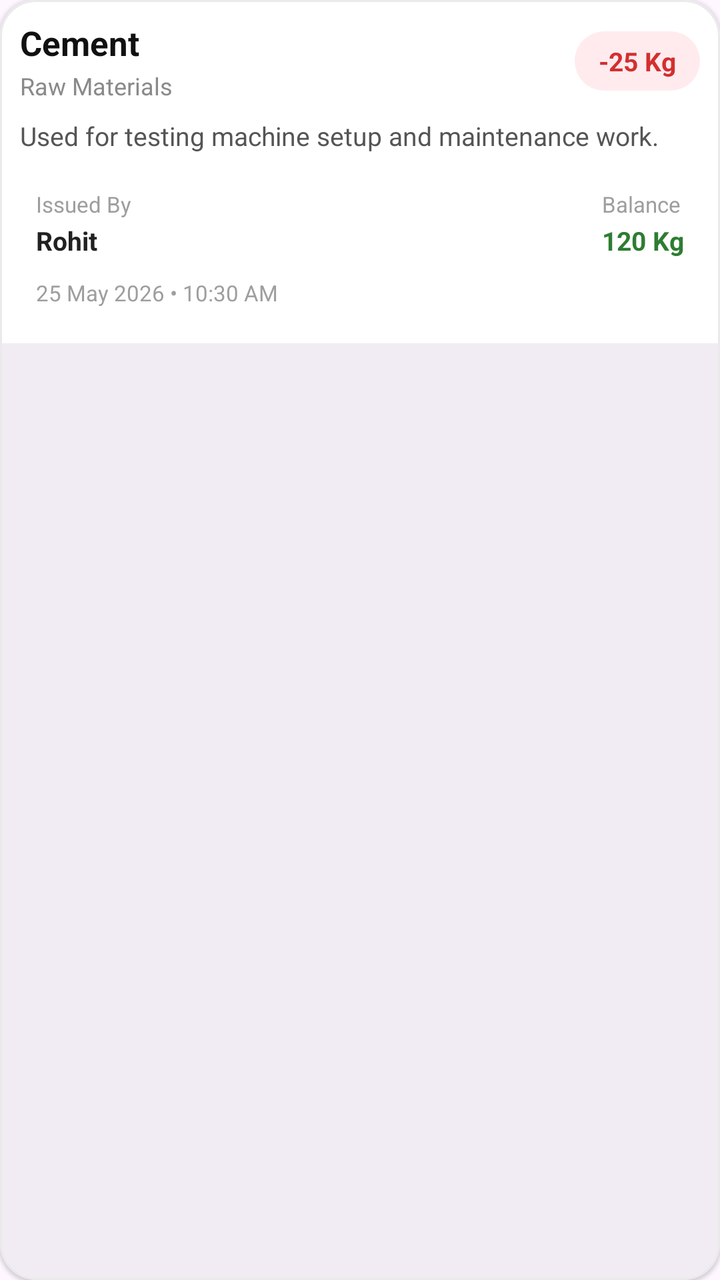
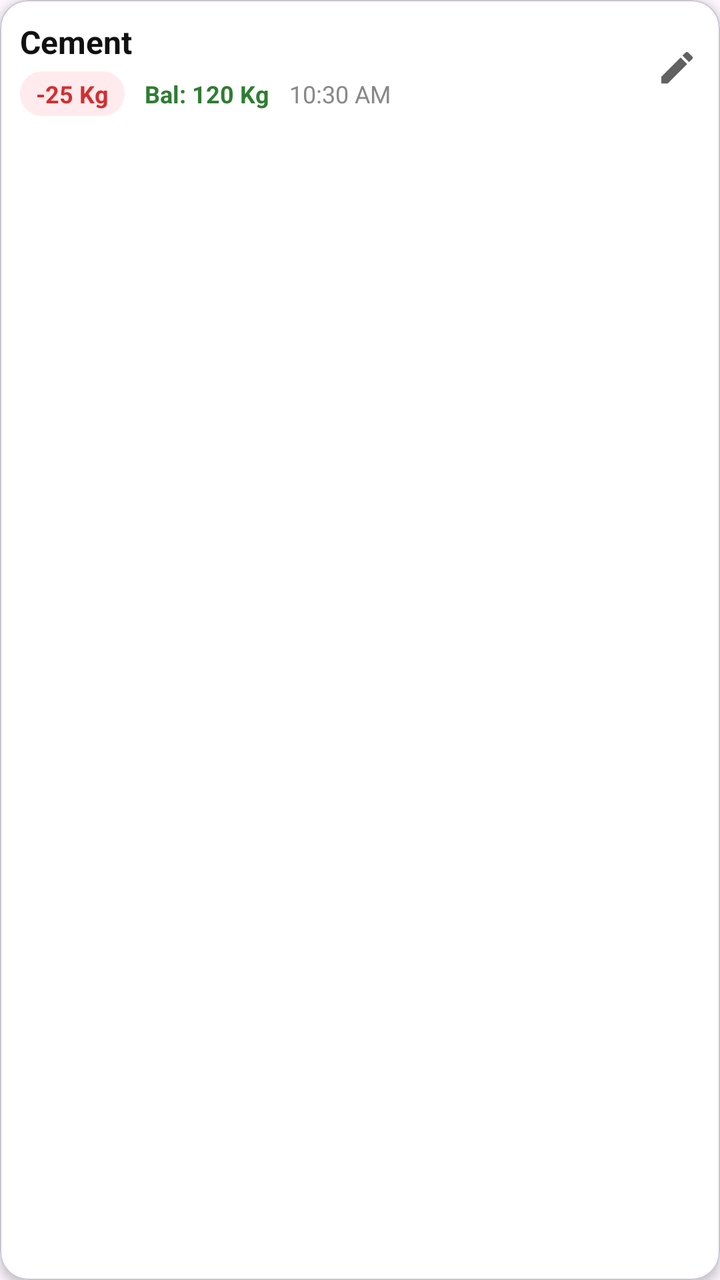

The first picture is an Android layout as it rendered before a commit; the second is the same layout after the commit. The layout source and the unified diff follow.
<!-- AndroidManifest.xml: application theme Theme.MVVMArchitecture -->
<!-- res/layout/expense_inventory.xml -->
<?xml version="1.0" encoding="utf-8"?>
<com.google.android.material.card.MaterialCardView
    xmlns:android="http://schemas.android.com/apk/res/android"
    xmlns:app="http://schemas.android.com/apk/res-auto"
    android:layout_width="match_parent"
    android:layout_height="wrap_content"
    android:layout_marginHorizontal="12dp"
    android:layout_marginTop="8dp"
    android:layout_marginBottom="4dp"
    app:cardCornerRadius="18dp"
    app:cardElevation="1dp"
    app:strokeWidth="1dp"
    app:strokeColor="#EAEAEA">

    <LinearLayout
        android:id="@+id/ll_mainLayout"
        android:layout_width="match_parent"
        android:layout_height="wrap_content"
        android:orientation="vertical"
        android:background="?attr/colorOnPrimary"
        android:padding="10dp">

        
        <LinearLayout
            android:layout_width="match_parent"
            android:layout_height="wrap_content"
            android:gravity="center_vertical"
            android:orientation="horizontal">

            
            <LinearLayout
                android:layout_width="0dp"
                android:layout_height="wrap_content"
                android:layout_weight="1"
                android:orientation="vertical">

                <TextView
                    android:id="@+id/txtItemName"
                    android:layout_width="wrap_content"
                    android:layout_height="wrap_content"
                    android:text="Cement"
                    android:textColor="#111111"
                    android:textSize="17sp"
                    android:textStyle="bold" />

                <TextView
                    android:id="@+id/txtCategory"
                    android:layout_width="wrap_content"
                    android:layout_height="wrap_content"
                    android:layout_marginTop="2dp"
                    android:text="Raw Materials"
                    android:textColor="#8A8A8A"
                    android:textSize="12sp" />

            </LinearLayout>

            
            

            
            <LinearLayout
                android:layout_width="wrap_content"
                android:layout_height="wrap_content"
                android:background="@drawable/bg_expense_badge"
                android:gravity="center"
                android:orientation="horizontal"
                android:paddingHorizontal="12dp"
                android:paddingVertical="6dp">

                <TextView
                    android:id="@+id/txtExpenseQty"
                    android:layout_width="wrap_content"
                    android:layout_height="wrap_content"
                    android:text="-25 Kg"
                    android:textColor="#D32F2F"
                    android:textSize="13sp"
                    android:textStyle="bold" />

            </LinearLayout>

        </LinearLayout>

        
        <TextView
            android:id="@+id/txtDescription"
            android:layout_width="match_parent"
            android:layout_height="wrap_content"
            android:layout_marginTop="8dp"
            android:ellipsize="end"
            android:lineSpacingExtra="2dp"
            android:maxLines="2"
            android:text="Used for testing machine setup and maintenance work."
            android:textColor="#555555"
            android:textSize="13sp" />

        
        <LinearLayout
            android:layout_width="match_parent"
            android:layout_height="wrap_content"
            android:layout_marginTop="10dp"
            android:background="?attr/colorOnPrimary"
            android:orientation="vertical"
            android:padding="8dp">

            
            <LinearLayout
                android:layout_width="match_parent"
                android:layout_height="wrap_content"
                android:gravity="center_vertical"
                android:orientation="horizontal">

                
                <LinearLayout
                    android:layout_width="0dp"
                    android:layout_height="wrap_content"
                    android:layout_weight="1"
                    android:orientation="vertical">

                    <TextView
                        android:layout_width="wrap_content"
                        android:layout_height="wrap_content"
                        android:text="Issued By"
                        android:textColor="#9E9E9E"
                        android:textSize="11sp" />

                    <TextView
                        android:id="@+id/txtIssuedBy"
                        android:layout_width="wrap_content"
                        android:layout_height="wrap_content"
                        android:layout_marginTop="2dp"
                        android:text="Rohit"
                        android:textColor="#212121"
                        android:textSize="13sp"
                        android:textStyle="bold" />

                </LinearLayout>

                
                <LinearLayout
                    android:layout_width="wrap_content"
                    android:layout_height="wrap_content"
                    android:orientation="vertical">

                    <TextView
                        android:layout_width="wrap_content"
                        android:layout_height="wrap_content"
                        android:text="Balance"
                        android:textColor="#9E9E9E"
                        android:textSize="11sp" />

                    <TextView
                        android:id="@+id/txtBalance"
                        android:layout_width="wrap_content"
                        android:layout_height="wrap_content"
                        android:layout_marginTop="2dp"
                        android:text="120 Kg"
                        android:textColor="#2E7D32"
                        android:textSize="13sp"
                        android:textStyle="bold" />

                </LinearLayout>

            </LinearLayout>

            
            <TextView
                android:id="@+id/txtExpenseTime"
                android:layout_width="wrap_content"
                android:layout_height="wrap_content"
                android:layout_marginTop="10dp"
                android:text="25 May 2026 • 10:30 AM"
                android:textColor="#9E9E9E"
                android:textSize="11sp" />

        </LinearLayout>

    </LinearLayout>

</com.google.android.material.card.MaterialCardView>
<!-- resources referenced by this layout -->
<resources>
  <!-- drawable bg_expense_badge (drawable) -->
  <?xml version="1.0" encoding="utf-8"?>
  <shape xmlns:android="http://schemas.android.com/apk/res/android">
  
      <solid android:color="#FFEBEE"/>
  
      <corners android:radius="50dp"/>
  
  </shape>
  <style name="Theme.MVVMArchitecture" parent="Base.Theme.MVVMArchitecture" />
  <style name="Base.Theme.MVVMArchitecture" parent="Theme.Material3.DayNight.NoActionBar">
          
          <item name="colorPrimary">#111827</item>
          <item name="colorOnPrimary">#FFFFFF</item>
          <item name="customBackgroundColor">#FFFFFF</item>
          <item name="colorPrimaryContainer">#f6f5f3</item>
      </style>
</resources>

<!-- the commit's change to res/layout/expense_inventory.xml (unified diff, before → after) -->
@@ -4,175 +4,94 @@
     xmlns:app="http://schemas.android.com/apk/res-auto"
     android:layout_width="match_parent"
     android:layout_height="wrap_content"
-    android:layout_marginHorizontal="12dp"
-    android:layout_marginTop="8dp"
-    android:layout_marginBottom="4dp"
-    app:cardCornerRadius="18dp"
-    app:cardElevation="1dp"
-    app:strokeWidth="1dp"
-    app:strokeColor="#EAEAEA">
+    android:layout_marginBottom="12dp"
+    app:cardCornerRadius="14dp"
+    app:strokeWidth="0.5dp"
+    app:cardElevation="3dp"
+    app:cardBackgroundColor="?attr/customBackgroundColor">
 
     <LinearLayout
-        android:id="@+id/ll_mainLayout"
         android:layout_width="match_parent"
         android:layout_height="wrap_content"
-        android:orientation="vertical"
-        android:background="?attr/colorOnPrimary"
+        android:gravity="center_vertical"
+        android:orientation="horizontal"
         android:padding="10dp">
 
         
         <LinearLayout
-            android:layout_width="match_parent"
+            android:layout_width="0dp"
             android:layout_height="wrap_content"
-            android:gravity="center_vertical"
-            android:orientation="horizontal">
+            android:layout_weight="1"
+            android:orientation="vertical">
 
             
-            <LinearLayout
-                android:layout_width="0dp"
+            <TextView
+                android:id="@+id/txtItemName"
+                android:layout_width="wrap_content"
                 android:layout_height="wrap_content"
-                android:layout_weight="1"
-                android:orientation="vertical">
-
-                <TextView
-                    android:id="@+id/txtItemName"
-                    android:layout_width="wrap_content"
-                    android:layout_height="wrap_content"
-                    android:text="Cement"
-                    android:textColor="#111111"
-                    android:textSize="17sp"
-                    android:textStyle="bold" />
-
-                <TextView
-                    android:id="@+id/txtCategory"
-                    android:layout_width="wrap_content"
-                    android:layout_height="wrap_content"
-                    android:layout_marginTop="2dp"
-                    android:text="Raw Materials"
-                    android:textColor="#8A8A8A"
-                    android:textSize="12sp" />
-
-            </LinearLayout>
-
-            
-            
+                android:text="Cement"
+                android:textColor="#111111"
+                android:textSize="16sp"
+                android:textStyle="bold" />
 
             
             <LinearLayout
                 android:layout_width="wrap_content"
                 android:layout_height="wrap_content"
-                android:background="@drawable/bg_expense_badge"
-                android:gravity="center"
-                android:orientation="horizontal"
-                android:paddingHorizontal="12dp"
-                android:paddingVertical="6dp">
+                android:layout_marginTop="4dp"
+                android:gravity="center_vertical"
+                android:orientation="horizontal">
 
+                
                 <TextView
                     android:id="@+id/txtExpenseQty"
                     android:layout_width="wrap_content"
                     android:layout_height="wrap_content"
+                    android:background="@drawable/bg_expense_badge"
+                    android:paddingHorizontal="8dp"
+                    android:paddingVertical="3dp"
                     android:text="-25 Kg"
                     android:textColor="#D32F2F"
-                    android:textSize="13sp"
+                    android:textSize="12sp"
                     android:textStyle="bold" />
+
+                
+                <TextView
+                    android:id="@+id/txtBalance"
+                    android:layout_width="wrap_content"
+                    android:layout_height="wrap_content"
+                    android:layout_marginStart="10dp"
+                    android:text="Bal: 120 Kg"
+                    android:textColor="#2E7D32"
+                    android:textSize="12sp"
+                    android:textStyle="bold" />
+
+                
+                <TextView
+                    android:id="@+id/txtExpenseTime"
+                    android:layout_width="wrap_content"
+                    android:layout_height="wrap_content"
+                    android:layout_marginStart="10dp"
+                    android:text="10:30 AM"
+                    android:textColor="#888888"
+                    android:textSize="12sp" />
 
             </LinearLayout>
 
         </LinearLayout>
 
         
-        <TextView
-            android:id="@+id/txtDescription"
-            android:layout_width="match_parent"
-            android:layout_height="wrap_content"
-            android:layout_marginTop="8dp"
-            android:ellipsize="end"
-            android:lineSpacingExtra="2dp"
-            android:maxLines="2"
-            android:text="Used for testing machine setup and maintenance work."
-            android:textColor="#555555"
-            android:textSize="13sp" />
+        <ImageView
+            android:id="@+id/btnEdit"
+            android:layout_width="23dp"
+            android:layout_height="23dp"
+            android:background="?attr/selectableItemBackgroundBorderless"
+            android:padding="1dp"
+            android:src="@drawable/baseline_edit_24"
+            android:tint="#616161" />
 
         
-        <LinearLayout
-            android:layout_width="match_parent"
-            android:layout_height="wrap_content"
-            android:layout_marginTop="10dp"
-            android:background="?attr/colorOnPrimary"
-            android:orientation="vertical"
-            android:padding="8dp">
-
-            
-            <LinearLayout
-                android:layout_width="match_parent"
-                android:layout_height="wrap_content"
-                android:gravity="center_vertical"
-                android:orientation="horizontal">
-
-                
-                <LinearLayout
-                    android:layout_width="0dp"
-                    android:layout_height="wrap_content"
-                    android:layout_weight="1"
-                    android:orientation="vertical">
-
-                    <TextView
-                        android:layout_width="wrap_content"
-                        android:layout_height="wrap_content"
-                        android:text="Issued By"
-                        android:textColor="#9E9E9E"
-                        android:textSize="11sp" />
-
-                    <TextView
-                        android:id="@+id/txtIssuedBy"
-                        android:layout_width="wrap_content"
-                        android:layout_height="wrap_content"
-                        android:layout_marginTop="2dp"
-                        android:text="Rohit"
-                        android:textColor="#212121"
-                        android:textSize="13sp"
-                        android:textStyle="bold" />
-
-                </LinearLayout>
-
-                
-                <LinearLayout
-                    android:layout_width="wrap_content"
-                    android:layout_height="wrap_content"
-                    android:orientation="vertical">
-
-                    <TextView
-                        android:layout_width="wrap_content"
-                        android:layout_height="wrap_content"
-                        android:text="Balance"
-                        android:textColor="#9E9E9E"
-                        android:textSize="11sp" />
-
-                    <TextView
-                        android:id="@+id/txtBalance"
-                        android:layout_width="wrap_content"
-                        android:layout_height="wrap_content"
-                        android:layout_marginTop="2dp"
-                        android:text="120 Kg"
-                        android:textColor="#2E7D32"
-                        android:textSize="13sp"
-                        android:textStyle="bold" />
-
-                </LinearLayout>
-
-            </LinearLayout>
-
-            
-            <TextView
-                android:id="@+id/txtExpenseTime"
-                android:layout_width="wrap_content"
-                android:layout_height="wrap_content"
-                android:layout_marginTop="10dp"
-                android:text="25 May 2026 • 10:30 AM"
-                android:textColor="#9E9E9E"
-                android:textSize="11sp" />
-
-        </LinearLayout>
+ 
 
     </LinearLayout>
 
<!-- resource entries referenced after the edit -->
@@ -1,5 +1,11 @@
 <!-- resources referenced by this layout -->
 <resources>
+  <!-- drawable baseline_edit_24 (drawable) -->
+  <vector xmlns:android="http://schemas.android.com/apk/res/android" android:height="24dp" android:tint="#000000" android:viewportHeight="24" android:viewportWidth="24" android:width="24dp">
+        
+      <path android:fillColor="@android:color/white" android:pathData="M3,17.25V21h3.75L17.81,9.94l-3.75,-3.75L3,17.25zM20.71,7.04c0.39,-0.39 0.39,-1.02 0,-1.41l-2.34,-2.34c-0.39,-0.39 -1.02,-0.39 -1.41,0l-1.83,1.83 3.75,3.75 1.83,-1.83z"/>
+      
+  </vector>
   <!-- drawable bg_expense_badge (drawable) -->
   <?xml version="1.0" encoding="utf-8"?>
   <shape xmlns:android="http://schemas.android.com/apk/res/android">
